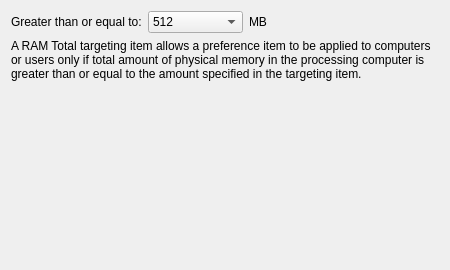
Above: src/apps/mvvm-folders/item_level_targeting/ramwidget.ui from august-alt/policy-preferences-editor-prototype before the change. Below: the same form after it.
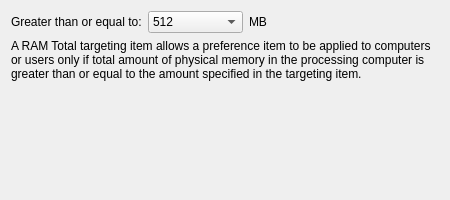
That is the form after the change.

Commit message: fix: fix label in ram widget

The edit to the form file:
```diff
--- a/src/apps/mvvm-folders/item_level_targeting/ramwidget.ui
+++ b/src/apps/mvvm-folders/item_level_targeting/ramwidget.ui
@@ -7,7 +7,7 @@
     <x>0</x>
     <y>0</y>
     <width>450</width>
-    <height>270</height>
+    <height>200</height>
    </rect>
   </property>
   <property name="sizePolicy">
@@ -19,7 +19,7 @@
   <property name="minimumSize">
    <size>
     <width>450</width>
-    <height>270</height>
+    <height>200</height>
    </size>
   </property>
   <property name="windowTitle">
```
